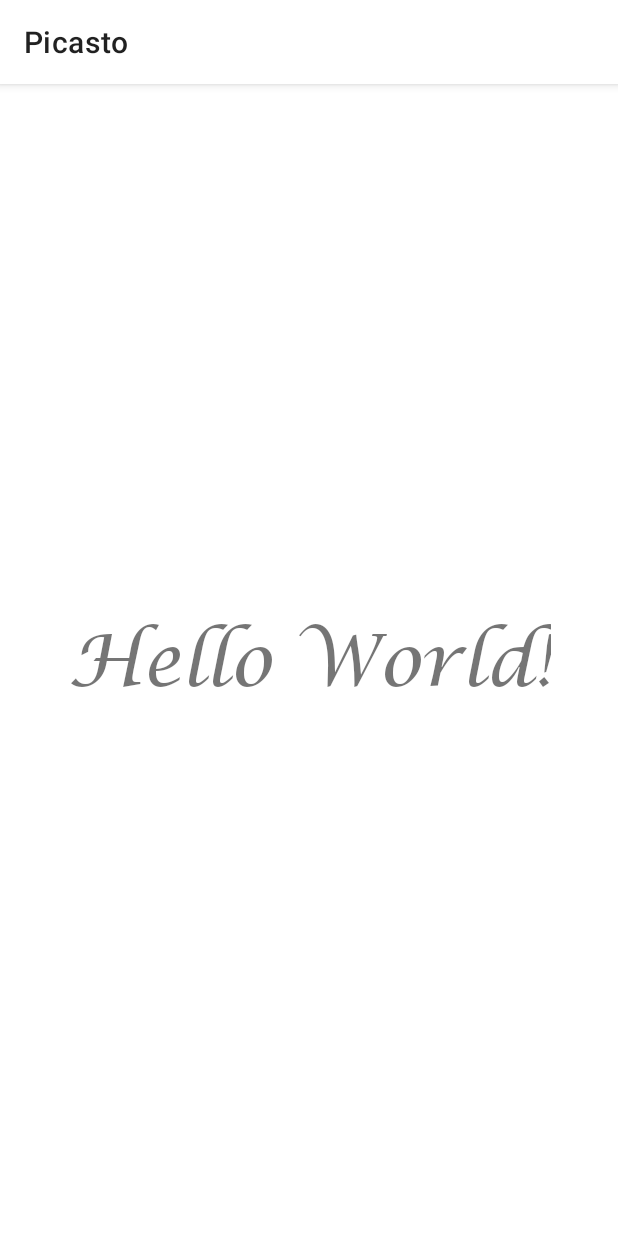
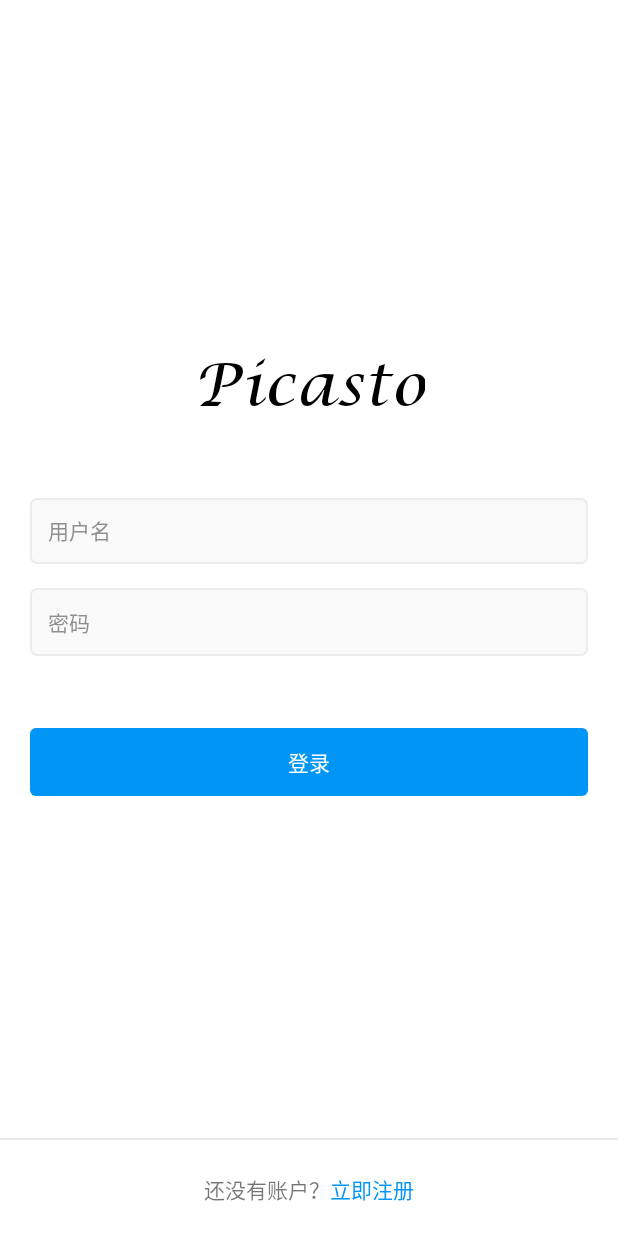
Before and after one commit to rainius/Picasto2, an Android app: the screen it shows after launch (MainActivity before the commit, LoginActivity after it), on a phone screen of 412 x 824 dp. Run offline under Robolectric (Android 15) with nearby library versions, the phone set to English and light mode, and no system bars.

Commit message:
login activity

```diff
--- a/app/src/main/AndroidManifest.xml
+++ b/app/src/main/AndroidManifest.xml
@@ -10,6 +10,16 @@
         android:supportsRtl="true"
         android:theme="@style/Theme.Picsto">
         <activity
+            android:name=".LoginActivity"
+            android:theme="@style/Theme.Login"
+            android:exported="true">
+            <intent-filter>
+                <action android:name="android.intent.action.MAIN" />
+
+                <category android:name="android.intent.category.LAUNCHER" />
+            </intent-filter>
+        </activity>
+        <activity
             android:name=".MainActivity"
             android:exported="true">
             <intent-filter>
--- /dev/null
+++ b/app/src/main/java/com/dmtech/app/pcst/LoginActivity.java
@@ -0,0 +1,21 @@
+package com.dmtech.app.pcst;
+
+import androidx.appcompat.app.AppCompatActivity;
+
+import android.graphics.Typeface;
+import android.os.Bundle;
+import android.widget.TextView;
+
+import com.dmtech.app.pcst.util.TypefaceUtil;
+
+public class LoginActivity extends AppCompatActivity {
+
+    @Override
+    protected void onCreate(Bundle savedInstanceState) {
+        super.onCreate(savedInstanceState);
+        setContentView(R.layout.activity_login);
+
+        TextView appnameView = findViewById(R.id.tv_appname);
+        TypefaceUtil.setTypeface(appnameView, "Lucida Calligraphy.ttf");
+    }
+}
--- /dev/null
+++ b/app/src/main/java/com/dmtech/app/pcst/util/TypefaceUtil.java
@@ -0,0 +1,21 @@
+package com.dmtech.app.pcst.util;
+
+import android.content.Context;
+import android.graphics.Typeface;
+import android.widget.TextView;
+
+public class TypefaceUtil {
+
+    /**
+     * 为文本视图tv设定字体
+     * @param tv
+     * @param typePath
+     */
+    public static void setTypeface(TextView tv, String typePath) {
+        //从assets创建字体对象
+        Typeface typeface = Typeface.createFromAsset(
+                tv.getContext().getAssets(), typePath);
+        //为文本视图设置字体
+        tv.setTypeface(typeface);
+    }
+}
--- /dev/null
+++ b/app/src/main/res/drawable/login_edit_bg.xml
@@ -0,0 +1,9 @@
+<?xml version="1.0" encoding="utf-8"?>
+<shape xmlns:android="http://schemas.android.com/apk/res/android"
+    android:shape="rectangle">
+    <!-- 填充颜色 -->
+    <solid android:color="@color/edit_bg"/>
+    <stroke android:width="1dp" android:color="@color/edit_border"/>
+    <!-- 矩形的圆角半径 -->
+    <corners android:radius="4dp" />
+</shape>
--- /dev/null
+++ b/app/src/main/res/drawable/main_button_bg.xml
@@ -0,0 +1,9 @@
+<?xml version="1.0" encoding="utf-8"?>
+<shape xmlns:android="http://schemas.android.com/apk/res/android"
+    android:shape="rectangle">
+    <!-- 填充颜色 -->
+    <solid android:color="@color/blue_100"/>
+
+    <!-- 矩形的圆角半径 -->
+    <corners android:radius="4dp" />
+</shape>
--- /dev/null
+++ b/app/src/main/res/drawable/main_button_selector.xml
@@ -0,0 +1,5 @@
+<?xml version="1.0" encoding="utf-8"?>
+<selector xmlns:android="http://schemas.android.com/apk/res/android">
+    <item android:state_pressed="true" android:drawable="@drawable/main_button_bg"/>
+    <item android:state_pressed="false" android:drawable="@drawable/main_button_bg"/>
+</selector>
--- /dev/null
+++ b/app/src/main/res/layout/activity_login.xml
@@ -0,0 +1,113 @@
+<?xml version="1.0" encoding="utf-8"?>
+<androidx.constraintlayout.widget.ConstraintLayout xmlns:android="http://schemas.android.com/apk/res/android"
+    xmlns:app="http://schemas.android.com/apk/res-auto"
+    xmlns:tools="http://schemas.android.com/tools"
+    android:layout_width="match_parent"
+    android:layout_height="match_parent"
+    tools:context=".LoginActivity">
+
+    <EditText
+        android:id="@+id/edit_login_user"
+        android:layout_width="0dp"
+        android:layout_height="44dp"
+        android:layout_marginStart="20dp"
+        android:layout_marginTop="48dp"
+        android:layout_marginEnd="20dp"
+        android:background="@drawable/login_edit_bg"
+        android:ems="10"
+        android:hint="@string/user"
+        android:padding="@dimen/padding_edit"
+        android:textColorHint="@color/text_secondary"
+        android:textSize="@dimen/mid_text_size"
+        app:layout_constraintBottom_toTopOf="@+id/edit_login_password"
+        app:layout_constraintEnd_toEndOf="parent"
+        app:layout_constraintHorizontal_bias="0.5"
+        app:layout_constraintStart_toStartOf="parent"
+        app:layout_constraintTop_toBottomOf="@+id/tv_appname" />
+
+    <EditText
+        android:id="@+id/edit_login_password"
+        android:layout_width="0dp"
+        android:layout_height="wrap_content"
+        android:layout_marginTop="16dp"
+        android:background="@drawable/login_edit_bg"
+        android:ems="10"
+        android:hint="@string/password"
+        android:inputType="textPassword"
+        android:padding="@dimen/padding_edit"
+        android:textColorHint="@color/text_secondary"
+        android:textSize="@dimen/mid_text_size"
+        app:layout_constraintBottom_toTopOf="@+id/btn_login"
+        app:layout_constraintEnd_toEndOf="@+id/edit_login_user"
+        app:layout_constraintHorizontal_bias="0.5"
+        app:layout_constraintStart_toStartOf="@+id/edit_login_user"
+        app:layout_constraintTop_toBottomOf="@+id/edit_login_user" />
+
+    <TextView
+        android:id="@+id/btn_login"
+        android:layout_width="0dp"
+        android:layout_height="wrap_content"
+        android:layout_marginTop="48dp"
+        android:background="@drawable/main_button_bg"
+        android:gravity="center"
+        android:padding="@dimen/padding_edit"
+        android:text="@string/login"
+        android:textColor="@color/white"
+        android:textSize="14sp"
+        app:layout_constraintBottom_toTopOf="@+id/divider"
+        app:layout_constraintEnd_toEndOf="@+id/edit_login_password"
+        app:layout_constraintHorizontal_bias="0.5"
+        app:layout_constraintStart_toStartOf="@+id/edit_login_password"
+        app:layout_constraintTop_toBottomOf="@+id/edit_login_password" />
+
+    <TextView
+        android:id="@+id/tv_appname"
+        android:layout_width="wrap_content"
+        android:layout_height="wrap_content"
+        android:text="@string/app_name"
+        android:textColor="@color/black"
+        android:textSize="@dimen/login_appname_size"
+        app:layout_constraintBottom_toTopOf="@+id/edit_login_user"
+        app:layout_constraintEnd_toEndOf="parent"
+        app:layout_constraintHorizontal_bias="0.5"
+        app:layout_constraintStart_toStartOf="parent"
+        app:layout_constraintTop_toTopOf="parent"
+        app:layout_constraintVertical_chainStyle="packed" />
+
+    <View
+        android:id="@+id/divider"
+        android:layout_width="0dp"
+        android:layout_height="1dp"
+        android:layout_marginBottom="64dp"
+        android:background="@color/grey_100"
+        app:layout_constraintBottom_toBottomOf="parent"
+        app:layout_constraintEnd_toEndOf="parent"
+        app:layout_constraintStart_toStartOf="parent" />
+
+    <TextView
+        android:id="@+id/textView5"
+        android:layout_width="wrap_content"
+        android:layout_height="wrap_content"
+        android:text="@string/register_now"
+        android:textColor="@color/blue_100"
+        app:layout_constraintBottom_toBottomOf="parent"
+        app:layout_constraintEnd_toEndOf="parent"
+        app:layout_constraintHorizontal_bias="0.5"
+        app:layout_constraintStart_toEndOf="@+id/textView4"
+        app:layout_constraintTop_toBottomOf="@+id/divider"
+        app:layout_constraintVertical_bias="0.511" />
+
+    <TextView
+        android:id="@+id/textView4"
+        android:layout_width="wrap_content"
+        android:layout_height="wrap_content"
+        android:text="@string/have_no_account"
+        app:layout_constraintBottom_toBottomOf="parent"
+        app:layout_constraintEnd_toStartOf="@+id/textView5"
+        app:layout_constraintHorizontal_bias="0.5"
+        app:layout_constraintHorizontal_chainStyle="packed"
+        app:layout_constraintStart_toStartOf="parent"
+        app:layout_constraintTop_toBottomOf="@+id/divider"
+        app:layout_constraintVertical_bias="0.511" />
+
+</androidx.constraintlayout.widget.ConstraintLayout>
--- a/app/src/main/res/values/colors.xml
+++ b/app/src/main/res/values/colors.xml
@@ -11,4 +11,9 @@
     <color name="blue_100">#0195F6</color>
     <color name="red_100">#FF0033</color>
 
+    <color name="edit_bg">#FAFAFA</color>
+    <color name="edit_border">#ECECEC</color>
+    <color name="text_primary">#000000</color>
+    <color name="text_secondary">#8F8F8F</color>
+
 </resources>
--- /dev/null
+++ b/app/src/main/res/values/dimens.xml
@@ -0,0 +1,6 @@
+<?xml version="1.0" encoding="utf-8"?>
+<resources>
+    <dimen name="padding_edit">12dp</dimen>
+    <dimen name="login_appname_size">40sp</dimen>
+    <dimen name="mid_text_size">14sp</dimen>
+</resources>
--- a/app/src/main/res/values/strings.xml
+++ b/app/src/main/res/values/strings.xml
@@ -1,3 +1,8 @@
 <resources>
     <string name="app_name">Picasto</string>
+    <string name="user">用户名</string>
+    <string name="password">密码</string>
+    <string name="login">登录</string>
+    <string name="have_no_account">还没有账户？</string>
+    <string name="register_now">立即注册</string>
 </resources>
--- a/app/src/main/res/values/themes.xml
+++ b/app/src/main/res/values/themes.xml
@@ -20,5 +20,19 @@
         <item name="android:textColor">#ffffff</item><!--toolbar标题字体颜色-->
     </style>
 
+    <style name="Theme.Login" parent="Theme.MaterialComponents.Light.NoActionBar">
+        <!-- Primary brand color. -->
+        <item name="colorPrimary">@color/white</item>
+        <item name="colorPrimaryVariant">@color/grey_100</item>
+        <item name="colorOnPrimary">@color/black</item>
+        <!-- Secondary brand color. -->
+        <item name="colorSecondary">@color/blue_100</item>
+        <item name="colorSecondaryVariant">@color/blue_100</item>
+        <item name="colorOnSecondary">@color/white</item>
+        <!-- Status bar color. -->
+        <item name="android:statusBarColor" tools:targetApi="l">?attr/colorPrimaryVariant</item>
+        <!-- Customize your theme here. -->
+    </style>
+
 
 </resources>
```
